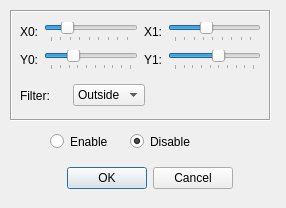
Old version of the form demo/ishapes/filterForm.ui in the repository nevion/simd-cxx-old.
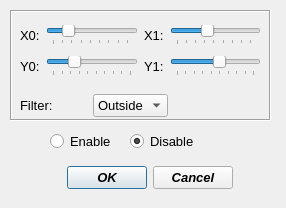
New version of the form.

Diff of the .ui file:
```diff
--- a/demo/ishapes/filterForm.ui
+++ b/demo/ishapes/filterForm.ui
@@ -46,6 +46,12 @@
      <height>111</height>
     </rect>
    </property>
+   <property name="font">
+    <font>
+     <family>Ubuntu</family>
+     <pointsize>10</pointsize>
+    </font>
+   </property>
    <property name="frameShape">
     <enum>QFrame::Box</enum>
    </property>
@@ -56,11 +62,17 @@
     <property name="geometry">
      <rect>
       <x>10</x>
-      <y>70</y>
-      <width>125</width>
+      <y>80</y>
+      <width>148</width>
       <height>31</height>
      </rect>
     </property>
+    <property name="font">
+     <font>
+      <family>Ubuntu</family>
+      <pointsize>10</pointsize>
+     </font>
+    </property>
     <layout class="QHBoxLayout" name="horizontalLayout_5">
      <item>
       <widget class="QLabel" name="label_6">
@@ -73,6 +85,12 @@
          <verstretch>0</verstretch>
         </sizepolicy>
        </property>
+       <property name="font">
+        <font>
+         <family>Ubuntu</family>
+         <pointsize>10</pointsize>
+        </font>
+       </property>
        <property name="text">
         <string>Filter:</string>
        </property>
@@ -80,6 +98,12 @@
      </item>
      <item>
       <widget class="QComboBox" name="filterCombo">
+       <property name="font">
+        <font>
+         <family>Ubuntu</family>
+         <pointsize>10</pointsize>
+        </font>
+       </property>
        <item>
         <property name="text">
          <string>Outside</string>
@@ -104,9 +128,24 @@
      <height>36</height>
     </rect>
    </property>
+   <property name="font">
+    <font>
+     <family>Ubuntu</family>
+     <pointsize>10</pointsize>
+    </font>
+   </property>
    <layout class="QVBoxLayout" name="verticalLayout_2">
     <item>
      <widget class="QDialogButtonBox" name="buttonBox">
+      <property name="font">
+       <font>
+        <family>Ubuntu</family>
+        <pointsize>10</pointsize>
+        <weight>75</weight>
+        <italic>true</italic>
+        <bold>true</bold>
+       </font>
+      </property>
       <property name="orientation">
        <enum>Qt::Horizontal</enum>
       </property>
@@ -123,9 +162,15 @@
      <x>20</x>
      <y>20</y>
      <width>241</width>
-     <height>52</height>
+     <height>61</height>
     </rect>
    </property>
+   <property name="font">
+    <font>
+     <family>Ubuntu</family>
+     <pointsize>10</pointsize>
+    </font>
+   </property>
    <layout class="QHBoxLayout" name="horizontalLayout_7">
     <item>
      <layout class="QVBoxLayout" name="verticalLayout">
@@ -133,6 +178,12 @@
        <layout class="QHBoxLayout" name="horizontalLayout">
         <item>
          <widget class="QLabel" name="label_2">
+          <property name="font">
+           <font>
+            <family>Ubuntu</family>
+            <pointsize>10</pointsize>
+           </font>
+          </property>
           <property name="text">
            <string>X0:</string>
           </property>
@@ -140,6 +191,12 @@
         </item>
         <item>
          <widget class="QSlider" name="x0Slider">
+          <property name="font">
+           <font>
+            <family>Ubuntu</family>
+            <pointsize>10</pointsize>
+           </font>
+          </property>
           <property name="maximum">
            <number>500</number>
           </property>
@@ -169,6 +226,12 @@
        <layout class="QHBoxLayout" name="horizontalLayout_2">
         <item>
          <widget class="QLabel" name="label_3">
+          <property name="font">
+           <font>
+            <family>Ubuntu</family>
+            <pointsize>10</pointsize>
+           </font>
+          </property>
           <property name="text">
            <string>Y0:</string>
           </property>
@@ -176,6 +239,12 @@
         </item>
         <item>
          <widget class="QSlider" name="y0Slider">
+          <property name="font">
+           <font>
+            <family>Ubuntu</family>
+            <pointsize>10</pointsize>
+           </font>
+          </property>
           <property name="maximum">
            <number>360</number>
           </property>
@@ -209,6 +278,12 @@
        <layout class="QHBoxLayout" name="horizontalLayout_3">
         <item>
          <widget class="QLabel" name="label_4">
+          <property name="font">
+           <font>
+            <family>Ubuntu</family>
+            <pointsize>10</pointsize>
+           </font>
+          </property>
           <property name="text">
            <string>X1:</string>
           </property>
@@ -216,6 +291,12 @@
         </item>
         <item>
          <widget class="QSlider" name="x1Slider">
+          <property name="font">
+           <font>
+            <family>Ubuntu</family>
+            <pointsize>10</pointsize>
+           </font>
+          </property>
           <property name="maximum">
            <number>500</number>
           </property>
@@ -242,6 +323,12 @@
        <layout class="QHBoxLayout" name="horizontalLayout_4">
         <item>
          <widget class="QLabel" name="label_5">
+          <property name="font">
+           <font>
+            <family>Ubuntu</family>
+            <pointsize>10</pointsize>
+           </font>
+          </property>
           <property name="text">
            <string>Y1:</string>
           </property>
@@ -249,6 +336,12 @@
         </item>
         <item>
          <widget class="QSlider" name="y1Slider">
+          <property name="font">
+           <font>
+            <family>Ubuntu</family>
+            <pointsize>10</pointsize>
+           </font>
+          </property>
           <property name="maximum">
            <number>360</number>
           </property>
@@ -284,6 +377,12 @@
      <height>23</height>
     </rect>
    </property>
+   <property name="font">
+    <font>
+     <family>Ubuntu</family>
+     <pointsize>10</pointsize>
+    </font>
+   </property>
    <property name="text">
     <string>Enable</string>
    </property>
@@ -300,6 +399,12 @@
      <height>23</height>
     </rect>
    </property>
+   <property name="font">
+    <font>
+     <family>Ubuntu</family>
+     <pointsize>10</pointsize>
+    </font>
+   </property>
    <property name="text">
     <string>Disable</string>
    </property>
```
Left out of the diff: 4 changed lines with no effect on the pictures.
